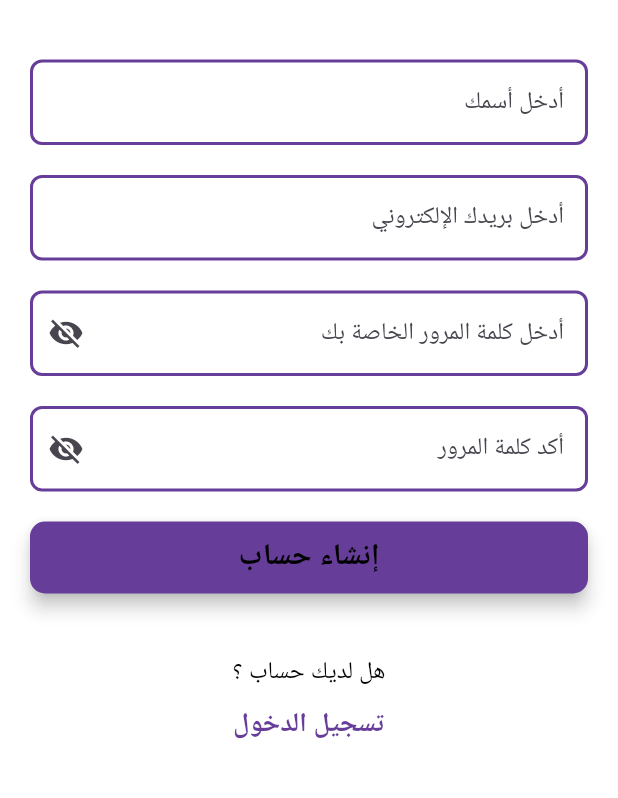
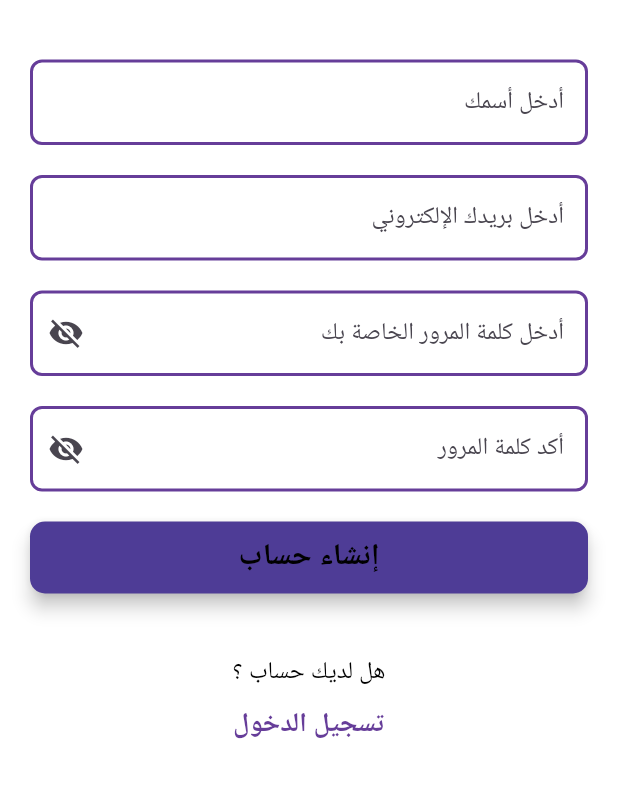
Before and after one commit to rug7/jerusalem_chess, a Flutter app: the SignUpScreen screen opened by its route, on a phone screen of 412 x 824 dp, the part 422-1220 px from its top. Run offline on Flutter 3.47's test engine with Material 3 defaults, Android fonts, the phone set to English and light mode, and no system bars; our stand-ins replace cloud_firestore, equatable, firebase_auth, firebase_core, firebase_storage, flutter_svg and 4 more; missing offline and left inert: bishop, square_bishop, squares, stockfish; accounts and stored records are empty; project files that could hold a hidden picture were left out.

Commit message:
the error with offline playing is solved , it was an auth function that being called in a wrong place

```diff
--- a/lib/main_screens/game_screen.dart
+++ b/lib/main_screens/game_screen.dart
@@ -292,7 +292,10 @@ class _GameScreenState extends State<GameScreen> {
     var boardTheme = isLightMode ? CustomBoardTheme.goldPurple : CustomBoardTheme.blackGrey;
     var pieceSet = getPieceSet(isLightMode);
     final textColor = isLightMode ? Colors.white : Colors.black;
-    gameProvider.listenForOpponentLeave(gameProvider.gameId, context);
+    if(!gameProvider.vsComputer){
+      gameProvider.listenForOpponentLeave(gameProvider.gameId, context);
+
+    }
 
     return WillPopScope(
       onWillPop: () async {
--- a/lib/widgets/main_auth_button.dart
+++ b/lib/widgets/main_auth_button.dart
@@ -22,7 +22,7 @@ class MainAuthButton extends StatelessWidget {
     final oppColor = isLightMode ? Colors.black : Colors.white;
     return Material(
       elevation: 5,
-      color: const Color(0xFF663d99),
+      color: const Color(0xff4e3c96),
       borderRadius: BorderRadius.circular(10),
       child: MaterialButton(
         onPressed: onPressed,
```
Also changed, not shown: lib/providers/game_provider.dart (+10 -3 lines).
